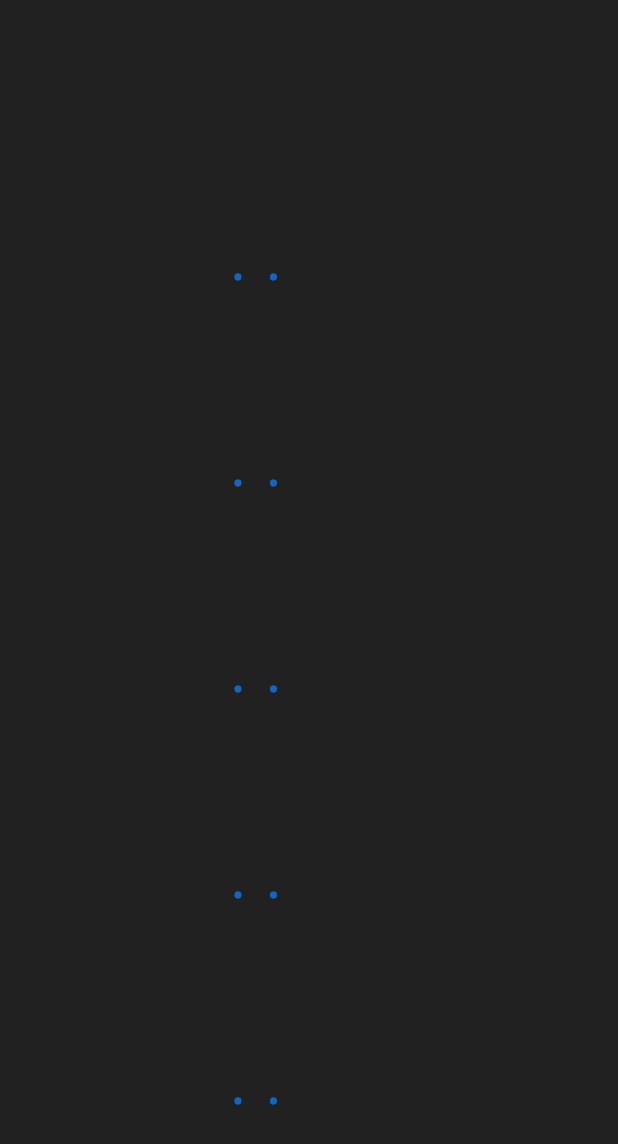
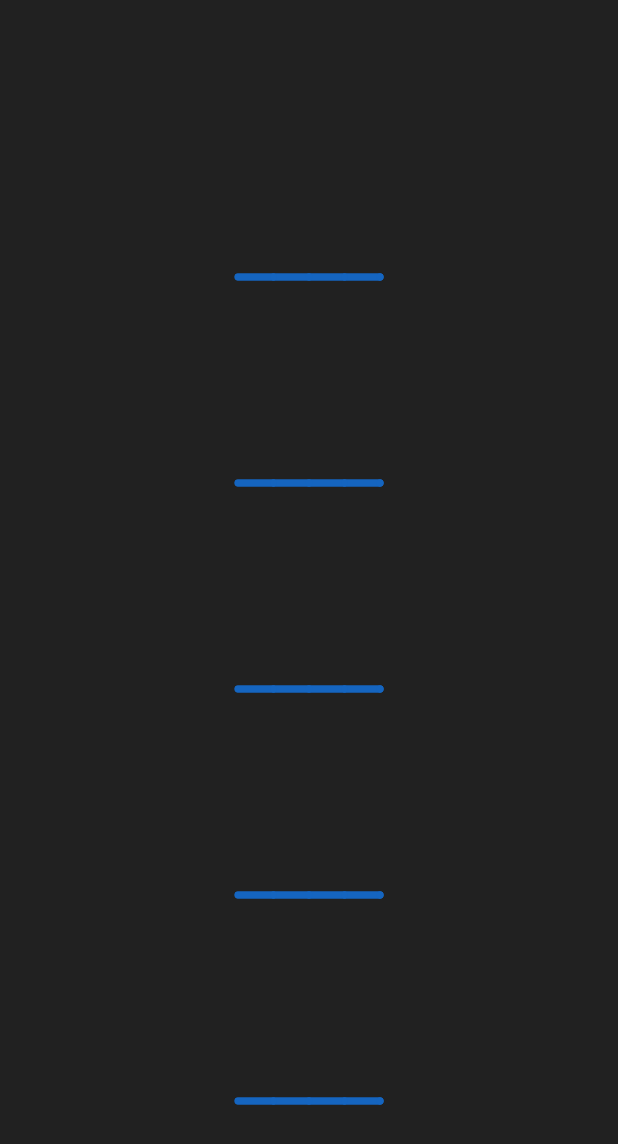
Before and after one commit to Anwesh43/LinkedSmallSquareInLineView, an Android app: the screen it shows after launch (MainActivity), on a phone screen of 412 x 824 dp. Before the commit the part shown is almost empty. Shown: the top 1144 px of the screen. Run offline under Robolectric (Android 15) with nearby library versions, the phone set to English and light mode, and no system bars.

Commit message:
adding fixes for drawing squares and animation

```diff
--- a/smallsquarelineview/src/main/java/com/anwesh/uiprojects/smallsquarelineview/SmallSquareInLineView.kt
+++ b/smallsquarelineview/src/main/java/com/anwesh/uiprojects/smallsquarelineview/SmallSquareInLineView.kt
@@ -13,7 +13,7 @@ import android.graphics.Canvas
 import android.graphics.Color
 
 val nodes : Int = 5
-val square : Int = 3
+val squares : Int = 4
 val lines : Int = 2
 val scGap : Float = 0.05f
 val scDiv : Double = 0.51
@@ -23,7 +23,7 @@ val foreColor : Int = Color.parseColor("#1565C0")
 val backColor : Int = Color.parseColor("#212121")
 
 fun Int.inverse() : Float = 1f / this
-fun Float.maxScale(i : Int, n : Int) : Float = Math.max(0f, this - i * n)
+fun Float.maxScale(i : Int, n : Int) : Float = Math.max(0f, this - i * n.inverse())
 fun Float.divideScale(i : Int, n : Int) : Float = Math.min(n.inverse(), maxScale(i, n)) * n
 fun Float.scaleFactor() : Float = Math.floor(this / scDiv).toFloat()
 fun Float.mirrorValue(a : Int, b : Int) : Float = (1 - scaleFactor()) * a.inverse() + scaleFactor() * b.inverse()
@@ -36,7 +36,7 @@ fun Canvas.drawSSLNode(i : Int, scale : Float, paint : Paint) {
     val size : Float = gap / sizeFactor
     val sc1 : Float = scale.divideScale(0, 2)
     val sc2 : Float = scale.divideScale(1, 2)
-    val xGap = size / (lines)
+    val xGap = (2 * size) / (squares)
     paint.color = foreColor
     paint.strokeWidth = Math.min(w, h) / strokeFactor
     paint.strokeCap = Paint.Cap.ROUND
@@ -47,11 +47,12 @@ fun Canvas.drawSSLNode(i : Int, scale : Float, paint : Paint) {
         save()
         translate(-size, size)
         rotate(-90f * j * sc1)
-        for (k in 0..(lines - 1)) {
-            val sc : Float = sc2.divideScale(j, lines)
+        drawLine(0f, 0f, 2 * size, 0f, paint)
+        for (k in 0..(squares - 1)) {
+            val sc : Float = sc2.divideScale(k, squares)
             save()
-            translate(xGap * j, 0f)
-            drawLine(0f, 0f, 0f, xGap * sf * sc, paint)
+            translate(xGap * (k + 1), 0f)
+            drawLine(0f, 0f, 0f, -xGap * (k + 1) * sf * sc, paint)
             restore()
         }
         restore()
@@ -80,7 +81,7 @@ class SmallSquareInLineView(ctx : Context) : View(ctx) {
     data class State(var scale : Float = 0f, var dir : Float = 0f, var prevScale : Float = 0f) {
 
         fun update(cb : (Float) -> Unit) {
-            scale += scale.updateValue(dir, 1, lines)
+            scale += scale.updateValue(dir, 1, squares)
             if (Math.abs(scale - prevScale) > 1) {
                 scale = prevScale + dir
                 dir = 0f
```
